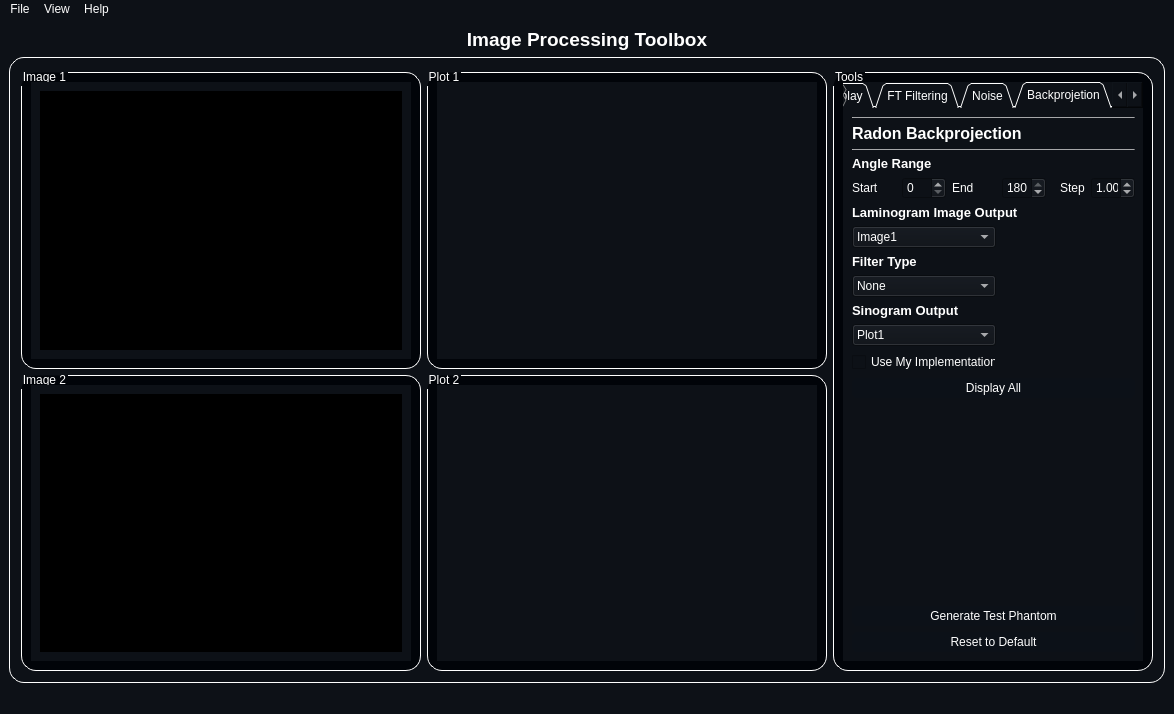
First picture: the form in resources/MainWindow.ui, repository mo-gaafar/image-processing-toolbox, before the edit.
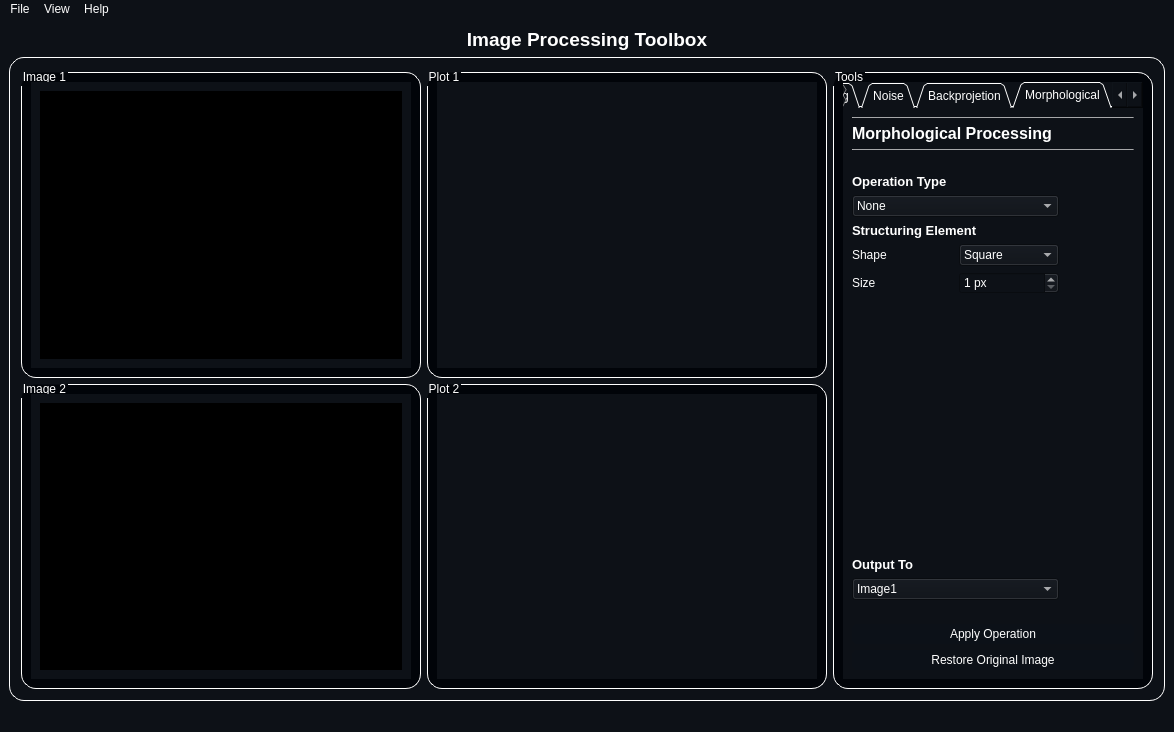
Second picture: the form after the edit. Icons and pictures are not drawn.

The edit to the form file:
```diff
--- a/resources/MainWindow.ui
+++ b/resources/MainWindow.ui
@@ -7,7 +7,7 @@
     <x>0</x>
     <y>0</y>
     <width>1170</width>
-    <height>697</height>
+    <height>714</height>
    </rect>
   </property>
   <property name="windowTitle">
@@ -85,7 +85,7 @@
                <x>0</x>
                <y>0</y>
                <width>380</width>
-               <height>272</height>
+               <height>280</height>
               </rect>
              </property>
              <layout class="QVBoxLayout" name="verticalLayout_2">
@@ -179,7 +179,7 @@
                <x>0</x>
                <y>0</y>
                <width>380</width>
-               <height>271</height>
+               <height>280</height>
               </rect>
              </property>
              <layout class="QVBoxLayout" name="verticalLayout_5">
@@ -264,7 +264,7 @@
                <x>0</x>
                <y>0</y>
                <width>380</width>
-               <height>271</height>
+               <height>280</height>
               </rect>
              </property>
              <layout class="QVBoxLayout" name="verticalLayout_8">
@@ -324,7 +324,7 @@
                <x>0</x>
                <y>0</y>
                <width>380</width>
-               <height>272</height>
+               <height>280</height>
               </rect>
              </property>
              <layout class="QVBoxLayout" name="verticalLayout_6">
@@ -364,7 +364,7 @@
           <string>Tools</string>
          </property>
          <layout class="QGridLayout" name="gridLayout_8">
-          <item row="0" column="0">
+          <item row="0" column="1">
            <widget class="QTabWidget" name="tabWidget">
             <property name="enabled">
              <bool>true</bool>
@@ -379,7 +379,7 @@
              <enum>QTabWidget::Triangular</enum>
             </property>
             <property name="currentIndex">
-             <number>7</number>
+             <number>8</number>
             </property>
             <property name="elideMode">
              <enum>Qt::ElideNone</enum>
@@ -3546,7 +3546,7 @@
               <string>Backprojetion</string>
              </attribute>
              <layout class="QGridLayout" name="gridLayout_28">
-              <item row="0" column="0" colspan="7">
+              <item row="0" column="0" colspan="6">
                <widget class="Line" name="line_34">
                 <property name="maximumSize">
                  <size>
@@ -3569,7 +3569,7 @@
                 </property>
                </widget>
               </item>
-              <item row="2" column="0" colspan="7">
+              <item row="2" column="0" colspan="6">
                <widget class="Line" name="line_33">
                 <property name="maximumSize">
                  <size>
@@ -3585,42 +3585,51 @@
                 </property>
                </widget>
               </item>
-              <item row="3" column="0" colspan="2">
+              <item row="3" column="0">
+               <spacer name="verticalSpacer_21">
+                <property name="orientation">
+                 <enum>Qt::Vertical</enum>
+                </property>
+                <property name="sizeType">
+                 <enum>QSizePolicy::Fixed</enum>
+                </property>
+                <property name="sizeHint" stdset="0">
+                 <size>
+                  <width>211</width>
+                  <height>18</height>
+                 </size>
+                </property>
+               </spacer>
+              </item>
+              <item row="4" column="0" colspan="2">
                <widget class="QLabel" name="label_62">
                 <property name="text">
                  <string>&lt;html&gt;&lt;head/&gt;&lt;body&gt;&lt;p&gt;&lt;span style=&quot; font-size:10pt; font-weight:600;&quot;&gt;Angle Range&lt;/span&gt;&lt;/p&gt;&lt;/body&gt;&lt;/html&gt;</string>
                 </property>
                </widget>
               </item>
-              <item row="4" column="0">
+              <item row="5" column="0">
                <widget class="QLabel" name="label_46">
                 <property name="text">
                  <string>Start</string>
                 </property>
                </widget>
               </item>
-              <item row="4" column="2">
+              <item row="5" column="1">
+               <widget class="QSpinBox" name="radon_sino_start_spinbox">
+                <property name="maximum">
+                 <number>179</number>
+                </property>
+               </widget>
+              </item>
+              <item row="5" column="2">
                <widget class="QLabel" name="label_63">
                 <property name="text">
                  <string>End</string>
                 </property>
                </widget>
               </item>
-              <item row="4" column="5">
-               <widget class="QLabel" name="label_64">
-                <property name="text">
-                 <string>Step</string>
-                </property>
-               </widget>
-              </item>
-              <item row="5" column="0" colspan="4">
-               <widget class="QLabel" name="label_60">
-                <property name="text">
-                 <string>&lt;html&gt;&lt;head/&gt;&lt;body&gt;&lt;p&gt;&lt;span style=&quot; font-size:10pt; font-weight:600;&quot;&gt;Laminogram Image Output&lt;/span&gt;&lt;/p&gt;&lt;/body&gt;&lt;/html&gt;</string>
-                </property>
-               </widget>
-              </item>
-              <item row="4" column="3">
+              <item row="5" column="3">
                <widget class="QSpinBox" name="radon_sino_end_spinbox">
                 <property name="maximum">
                  <number>180</number>
@@ -3630,104 +3639,7 @@
                 </property>
                </widget>
               </item>
-              <item row="15" column="0" colspan="7">
-               <widget class="QPushButton" name="gen_test_image_3">
-                <property name="minimumSize">
-                 <size>
-                  <width>100</width>
-                  <height>20</height>
-                 </size>
-                </property>
-                <property name="styleSheet">
-                 <string notr="true">QPushButton {
-    border-radius: 5px;
-    border-style: outset;
-    background: rgb(12, 17, 24);
-	padding: 3;
-    }
-
-QPushButton:hover {
-    background: rgb(63, 95, 127)
-    }
-
-QPushButton:pressed {
-    border-style: inset;
-    background:rgb(20, 20, 20)
-    }</string>
-                </property>
-                <property name="text">
-                 <string>Generate Test Phantom</string>
-                </property>
-               </widget>
-              </item>
-              <item row="16" column="0" colspan="7">
-               <widget class="QPushButton" name="reset_operations_5">
-                <property name="minimumSize">
-                 <size>
-                  <width>0</width>
-                  <height>20</height>
-                 </size>
-                </property>
-                <property name="styleSheet">
-                 <string notr="true">QPushButton {
-    border-radius: 5px;
-    border-style: outset;
-    background: rgb(12, 17, 24);
-	padding: 3;
-    }
-
-QPushButton:hover {
-    background: rgb(63, 95, 127)
-    }
-
-QPushButton:pressed {
-    border-style: inset;
-    background:rgb(20, 20, 20)
-    }</string>
-                </property>
-                <property name="text">
-                 <string>Reset to Default</string>
-                </property>
-               </widget>
-              </item>
-              <item row="12" column="0" colspan="7">
-               <widget class="QPushButton" name="laminogram_apply">
-                <property name="minimumSize">
-                 <size>
-                  <width>100</width>
-                  <height>0</height>
-                 </size>
-                </property>
-                <property name="styleSheet">
-                 <string notr="true">QPushButton {
-    border-radius: 5px;
-    border-style: outset;
-    background: rgb(12, 17, 24);
-	padding: 3;
-    }
-
-QPushButton:hover {
-    background: rgb(63, 95, 127)
-    }
-
-QPushButton:pressed {
-    border-style: inset;
-    background:rgb(20, 20, 20)
-    }</string>
-                </property>
-                <property name="text">
-                 <string>Display All</string>
-                </property>
-               </widget>
-              </item>
-              <item row="4" column="1">
-               <widget class="QSpinBox" name="radon_sino_start_spinbox">
-                <property name="maximum">
-                 <number>179</number>
-                </property>
-               </widget>
-              </item>
-              <item row="4" column="4">
+              <item row="5" column="4">
                <spacer name="horizontalSpacer">
                 <property name="orientation">
                  <enum>Qt::Horizontal</enum>
@@ -3740,14 +3652,7 @@
                 </property>
                </spacer>
               </item>
-              <item row="7" column="0" colspan="2">
-               <widget class="QLabel" name="label_50">
-                <property name="text">
-                 <string>&lt;html&gt;&lt;head/&gt;&lt;body&gt;&lt;p&gt;&lt;span style=&quot; font-size:10pt; font-weight:600;&quot;&gt;Filter Type&lt;/span&gt;&lt;/p&gt;&lt;/body&gt;&lt;/html&gt;</string>
-                </property>
-               </widget>
-              </item>
-              <item row="4" column="6">
+              <item row="5" column="5">
                <widget class="QDoubleSpinBox" name="radon_sino_step_spinbox">
                 <property name="toolTip">
                  <string/>
@@ -3766,37 +3671,14 @@
                 </property>
                </widget>
               </item>
-              <item row="9" column="0" colspan="3">
-               <widget class="QLabel" name="label_48">
+              <item row="6" column="0" colspan="4">
+               <widget class="QLabel" name="label_60">
                 <property name="text">
                  <string>&lt;html&gt;&lt;head/&gt;&lt;body&gt;&lt;p&gt;&lt;span style=&quot; font-size:10pt; font-weight:600;&quot;&gt;Sinogram Output&lt;/span&gt;&lt;/p&gt;&lt;/body&gt;&lt;/html&gt;</string>
                 </property>
                </widget>
               </item>
-              <item row="14" column="0" colspan="7">
-               <spacer name="verticalSpacer_10">
-                <property name="orientation">
-                 <enum>Qt::Vertical</enum>
-                </property>
-                <property name="sizeType">
-                 <enum>QSizePolicy::MinimumExpanding</enum>
-                </property>
-                <property name="sizeHint" stdset="0">
-                 <size>
-                  <width>279</width>
-                  <height>198</height>
-                 </size>
-                </property>
-               </spacer>
-              </item>
-              <item row="11" column="0" colspan="3">
-               <widget class="QCheckBox" name="nasser_radon_checkbox">
-                <property name="text">
-                 <string>Use My Implementation</string>
-                </property>
-               </widget>
-              </item>
-              <item row="6" column="0" colspan="3">
+              <item row="7" column="0">
                <widget class="QComboBox" name="radon_output_combobox">
                 <property name="currentIndex">
                  <number>0</number>
@@ -3828,7 +3710,14 @@
                 </item>
                </widget>
               </item>
-              <item row="8" column="0" colspan="3">
+              <item row="8" column="0">
+               <widget class="QLabel" name="label_50">
+                <property name="text">
+                 <string>&lt;html&gt;&lt;head/&gt;&lt;body&gt;&lt;p&gt;&lt;span style=&quot; font-size:10pt; font-weight:600;&quot;&gt;Filter Type&lt;/span&gt;&lt;/p&gt;&lt;/body&gt;&lt;/html&gt;</string>
+                </property>
+               </widget>
+              </item>
+              <item row="9" column="0">
                <widget class="QComboBox" name="radon_laminofilter_combobox">
                 <item>
                  <property name="text">
@@ -3847,7 +3736,14 @@
                 </item>
                </widget>
               </item>
-              <item row="10" column="0" colspan="3">
+              <item row="10" column="0" colspan="2">
+               <widget class="QLabel" name="label_48">
+                <property name="text">
+                 <string>&lt;html&gt;&lt;head/&gt;&lt;body&gt;&lt;p&gt;&lt;span style=&quot; font-size:10pt; font-weight:600;&quot;&gt;Sinogram Output&lt;/span&gt;&lt;/p&gt;&lt;/body&gt;&lt;/html&gt;</string>
+                </property>
+               </widget>
+              </item>
+              <item row="11" column="0">
                <widget class="QComboBox" name="radon_sino_combobox">
                 <property name="currentIndex">
                  <number>0</number>
@@ -3867,6 +3763,426 @@
                   <string>None</string>
                  </property>
                 </item>
+               </widget>
+              </item>
+              <item row="12" column="0" colspan="3">
+               <widget class="QCheckBox" name="nasser_radon_checkbox">
+                <property name="text">
+                 <string>Use My Implementation</string>
+                </property>
+               </widget>
+              </item>
+              <item row="14" column="0" colspan="6">
+               <spacer name="verticalSpacer_10">
+                <property name="orientation">
+                 <enum>Qt::Vertical</enum>
+                </property>
+                <property name="sizeType">
+                 <enum>QSizePolicy::MinimumExpanding</enum>
+                </property>
+                <property name="sizeHint" stdset="0">
+                 <size>
+                  <width>279</width>
+                  <height>198</height>
+                 </size>
+                </property>
+               </spacer>
+              </item>
+              <item row="13" column="0" colspan="6">
+               <widget class="QPushButton" name="laminogram_apply">
+                <property name="minimumSize">
+                 <size>
+                  <width>100</width>
+                  <height>0</height>
+                 </size>
+                </property>
+                <property name="styleSheet">
+                 <string notr="true">QPushButton {
+    border-radius: 5px;
+    border-style: outset;
+    background: rgb(12, 17, 24);
+	padding: 3;
+    }
+
+QPushButton:hover {
+    background: rgb(63, 95, 127)
+    }
+
+QPushButton:pressed {
+    border-style: inset;
+    background:rgb(20, 20, 20)
+    }</string>
+                </property>
+                <property name="text">
+                 <string>Display All</string>
+                </property>
+               </widget>
+              </item>
+              <item row="15" column="0" colspan="6">
+               <widget class="QPushButton" name="gen_test_image_3">
+                <property name="minimumSize">
+                 <size>
+                  <width>100</width>
+                  <height>20</height>
+                 </size>
+                </property>
+                <property name="styleSheet">
+                 <string notr="true">QPushButton {
+    border-radius: 5px;
+    border-style: outset;
+    background: rgb(12, 17, 24);
+	padding: 3;
+    }
+
+QPushButton:hover {
+    background: rgb(63, 95, 127)
+    }
+
+QPushButton:pressed {
+    border-style: inset;
+    background:rgb(20, 20, 20)
+    }</string>
+                </property>
+                <property name="text">
+                 <string>Generate Test Phantom</string>
+                </property>
+               </widget>
+              </item>
+              <item row="16" column="0" colspan="6">
+               <widget class="QPushButton" name="reset_operations_5">
+                <property name="minimumSize">
+                 <size>
+                  <width>0</width>
+                  <height>20</height>
+                 </size>
+                </property>
+                <property name="styleSheet">
+                 <string notr="true">QPushButton {
+    border-radius: 5px;
+    border-style: outset;
+    background: rgb(12, 17, 24);
+	padding: 3;
+    }
+
+QPushButton:hover {
+    background: rgb(63, 95, 127)
+    }
+
+QPushButton:pressed {
+    border-style: inset;
+    background:rgb(20, 20, 20)
+    }</string>
+                </property>
+                <property name="text">
+                 <string>Reset to Default</string>
+                </property>
+               </widget>
+              </item>
+             </layout>
+             <widget class="QLabel" name="label_64">
+              <property name="geometry">
+               <rect>
+                <x>206</x>
+                <y>94</y>
+                <width>22</width>
+                <height>16</height>
+               </rect>
+              </property>
+              <property name="text">
+               <string>Step</string>
+              </property>
+             </widget>
+            </widget>
+            <widget class="QWidget" name="tab_morpho">
+             <attribute name="title">
+              <string>Morphological</string>
+             </attribute>
+             <layout class="QGridLayout" name="gridLayout_30">
+              <item row="0" column="0" colspan="2">
+               <widget class="Line" name="line_35">
+                <property name="maximumSize">
+                 <size>
+                  <width>16777215</width>
+                  <height>1</height>
+                 </size>
+                </property>
+                <property name="styleSheet">
+                 <string notr="true">background-color: rgba(255, 255, 255,100);</string>
+                </property>
+                <property name="orientation">
+                 <enum>Qt::Horizontal</enum>
+                </property>
+               </widget>
+              </item>
+              <item row="1" column="0">
+               <widget class="QLabel" name="label_65">
+                <property name="text">
+                 <string>&lt;html&gt;&lt;head/&gt;&lt;body&gt;&lt;p&gt;&lt;span style=&quot; font-size:12pt; font-weight:600;&quot;&gt;Morphological Processing&lt;/span&gt;&lt;/p&gt;&lt;/body&gt;&lt;/html&gt;</string>
+                </property>
+               </widget>
+              </item>
+              <item row="2" column="0" colspan="2">
+               <widget class="Line" name="line_36">
+                <property name="maximumSize">
+                 <size>
+                  <width>16777215</width>
+                  <height>1</height>
+                 </size>
+                </property>
+                <property name="styleSheet">
+                 <string notr="true">background-color: rgba(255, 255, 255,100);</string>
+                </property>
+                <property name="orientation">
+                 <enum>Qt::Horizontal</enum>
+                </property>
+               </widget>
+              </item>
+              <item row="3" column="0">
+               <spacer name="verticalSpacer_20">
+                <property name="orientation">
+                 <enum>Qt::Vertical</enum>
+                </property>
+                <property name="sizeType">
+                 <enum>QSizePolicy::Fixed</enum>
+                </property>
+                <property name="sizeHint" stdset="0">
+                 <size>
+                  <width>183</width>
+                  <height>18</height>
+                 </size>
+                </property>
+               </spacer>
+              </item>
+              <item row="4" column="0">
+               <widget class="QLabel" name="label_67">
+                <property name="text">
+                 <string>&lt;html&gt;&lt;head/&gt;&lt;body&gt;&lt;p&gt;&lt;span style=&quot; font-size:10pt; font-weight:600;&quot;&gt;Operation Type&lt;/span&gt;&lt;/p&gt;&lt;/body&gt;&lt;/html&gt;</string>
+                </property>
+               </widget>
+              </item>
+              <item row="5" column="0">
+               <widget class="QComboBox" name="morph_type_combobox">
+                <item>
+                 <property name="text">
+                  <string>None</string>
+                 </property>
+                </item>
+                <item>
+                 <property name="text">
+                  <string>Dilation</string>
+                 </property>
+                </item>
+                <item>
+                 <property name="text">
+                  <string>Erosion</string>
+                 </property>
+                </item>
+                <item>
+                 <property name="text">
+                  <string>Opening</string>
+                 </property>
+                </item>
+                <item>
+                 <property name="text">
+                  <string>Closing</string>
+                 </property>
+                </item>
+               </widget>
+              </item>
+              <item row="6" column="0">
+               <widget class="QLabel" name="label_68">
+                <property name="text">
+                 <string>&lt;html&gt;&lt;head/&gt;&lt;body&gt;&lt;p&gt;&lt;span style=&quot; font-size:10pt; font-weight:600;&quot;&gt;Structuring Element&lt;/span&gt;&lt;/p&gt;&lt;/body&gt;&lt;/html&gt;</string>
+                </property>
+               </widget>
+              </item>
+              <item row="7" column="0">
+               <layout class="QGridLayout" name="gridLayout_29">
+                <item row="1" column="1">
+                 <widget class="QSpinBox" name="morph_size_combobox">
+                  <property name="suffix">
+                   <string> px</string>
+                  </property>
+                  <property name="minimum">
+                   <number>1</number>
+                  </property>
+                  <property name="maximum">
+                   <number>1000</number>
+                  </property>
+                  <property name="value">
+                   <number>1</number>
+                  </property>
+                 </widget>
+                </item>
+                <item row="0" column="1">
+                 <widget class="QComboBox" name="morph_shape_combobox">
+                  <item>
+                   <property name="text">
+                    <string>Square</string>
+                   </property>
+                  </item>
+                  <item>
+                   <property name="text">
+                    <string>Circle</string>
+                   </property>
+                  </item>
+                  <item>
+                   <property name="text">
+                    <string>Cross</string>
+                   </property>
+                  </item>
+                 </widget>
+                </item>
+                <item row="1" column="0">
+                 <widget class="QLabel" name="label_70">
+                  <property name="text">
+                   <string>Size</string>
+                  </property>
+                 </widget>
+                </item>
+                <item row="0" column="0">
+                 <widget class="QLabel" name="label_69">
+                  <property name="text">
+                   <string>Shape</string>
+                  </property>
+                 </widget>
+                </item>
+               </layout>
+              </item>
+              <item row="7" column="1">
+               <spacer name="horizontalSpacer_2">
+                <property name="orientation">
+                 <enum>Qt::Horizontal</enum>
+                </property>
+                <property name="sizeHint" stdset="0">
+                 <size>
+                  <width>66</width>
+                  <height>17</height>
+                 </size>
+                </property>
+               </spacer>
+              </item>
+              <item row="8" column="0">
+               <spacer name="verticalSpacer_19">
+                <property name="orientation">
+                 <enum>Qt::Vertical</enum>
+                </property>
+                <property name="sizeType">
+                 <enum>QSizePolicy::MinimumExpanding</enum>
+                </property>
+                <property name="sizeHint" stdset="0">
+                 <size>
+                  <width>207</width>
+                  <height>245</height>
+                 </size>
+                </property>
+               </spacer>
+              </item>
+              <item row="9" column="0">
+               <widget class="QLabel" name="label_66">
+                <property name="text">
+                 <string>&lt;html&gt;&lt;head/&gt;&lt;body&gt;&lt;p&gt;&lt;span style=&quot; font-size:10pt; font-weight:600;&quot;&gt;Output To&lt;/span&gt;&lt;/p&gt;&lt;/body&gt;&lt;/html&gt;</string>
+                </property>
+               </widget>
+              </item>
+              <item row="10" column="0">
+               <widget class="QComboBox" name="morph_output_combobox">
+                <item>
+                 <property name="text">
+                  <string>Image1</string>
+                 </property>
+                </item>
+                <item>
+                 <property name="text">
+                  <string>Image2</string>
+                 </property>
+                </item>
+                <item>
+                 <property name="text">
+                  <string>Plot1</string>
+                 </property>
+                </item>
+                <item>
+                 <property name="text">
+                  <string>Plot2</string>
+                 </property>
+                </item>
+               </widget>
+              </item>
+              <item row="11" column="0">
+               <spacer name="verticalSpacer_22">
+                <property name="orientation">
+                 <enum>Qt::Vertical</enum>
+                </property>
+                <property name="sizeType">
+                 <enum>QSizePolicy::Fixed</enum>
+                </property>
+                <property name="sizeHint" stdset="0">
+                 <size>
+                  <width>183</width>
+                  <height>18</height>
+                 </size>
+                </property>
+               </spacer>
+              </item>
+              <item row="12" column="0" colspan="2">
+               <widget class="QPushButton" name="morph_apply">
+                <property name="minimumSize">
+                 <size>
+                  <width>100</width>
+                  <height>0</height>
+                 </size>
+                </property>
+                <property name="styleSheet">
+                 <string notr="true">QPushButton {
+    border-radius: 5px;
+    border-style: outset;
+    background: rgb(12, 17, 24);
+	padding: 3;
+    }
+
+QPushButton:hover {
+    background: rgb(63, 95, 127)
+    }
+
+QPushButton:pressed {
+    border-style: inset;
+    background:rgb(20, 20, 20)
+    }</string>
+                </property>
+                <property name="text">
+                 <string>Apply Operation</string>
+                </property>
+               </widget>
+              </item>
+              <item row="13" column="0" colspan="2">
+               <widget class="QPushButton" name="reset_operations_6">
+                <property name="minimumSize">
+                 <size>
+                  <width>0</width>
+                  <height>20</height>
+                 </size>
+                </property>
+                <property name="styleSheet">
+                 <string notr="true">QPushButton {
+    border-radius: 5px;
+    border-style: outset;
+    background: rgb(12, 17, 24);
+	padding: 3;
+    }
+
+QPushButton:hover {
+    background: rgb(63, 95, 127)
+    }
+
+QPushButton:pressed {
+    border-style: inset;
+    background:rgb(20, 20, 20)
+    }</string>
+                </property>
+                <property name="text">
+                 <string>Restore Original Image</string>
+                </property>
                </widget>
               </item>
              </layout>
```
Left out of the diff: 12 changed lines with no effect on the pictures.
